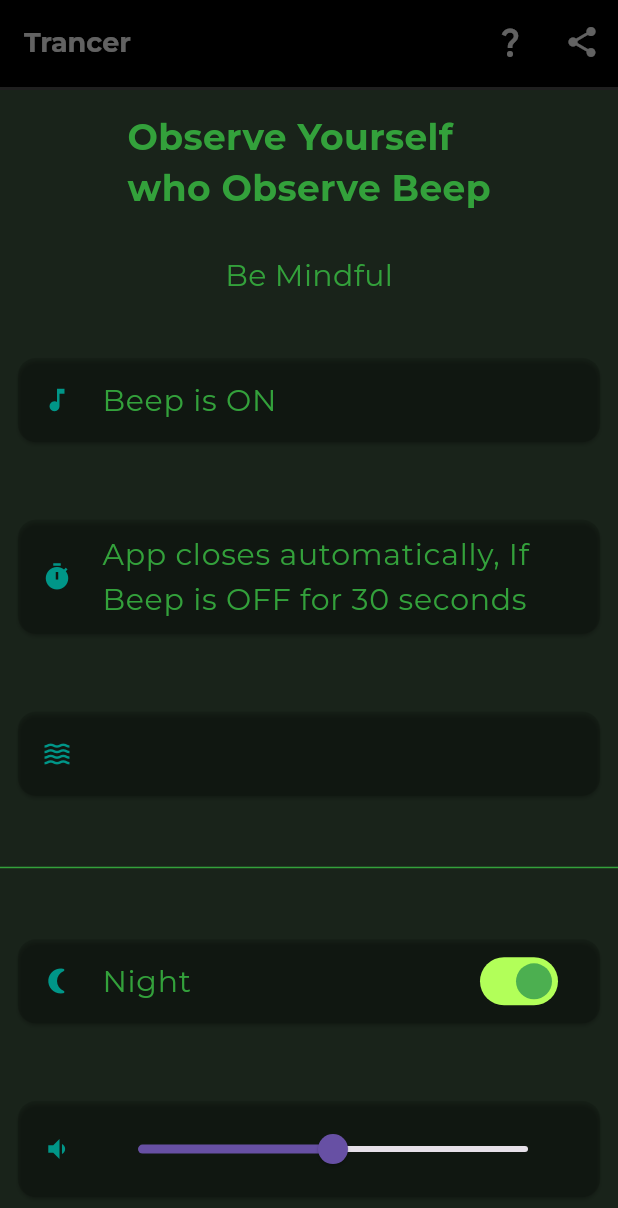
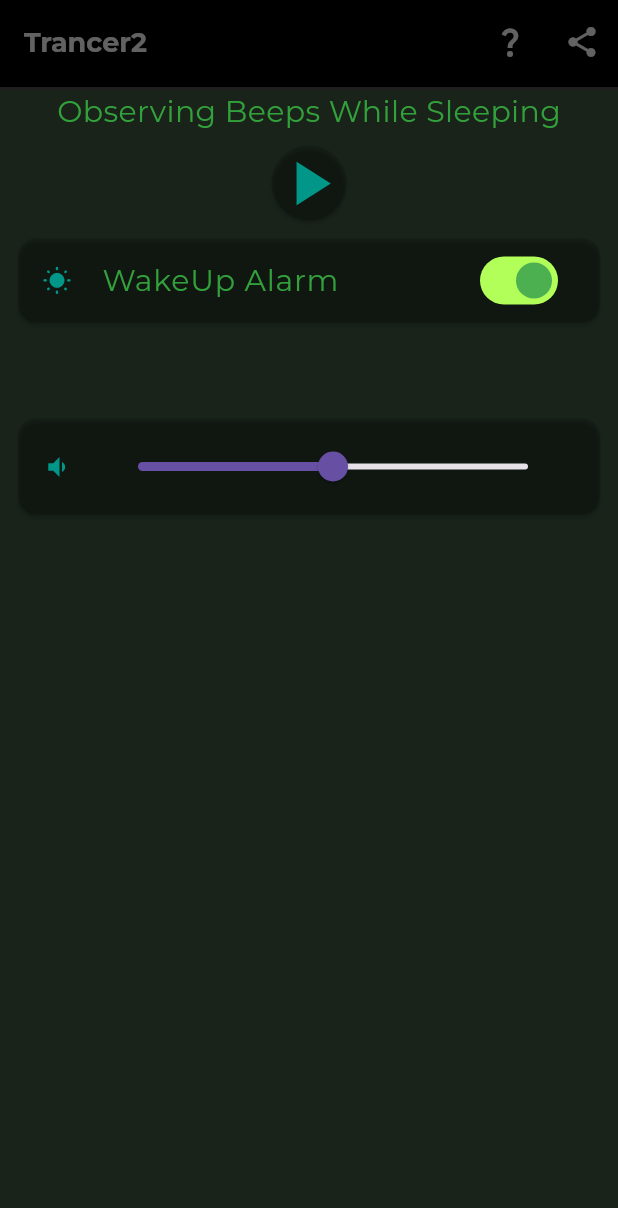
Before and after one commit to zendoclab/trancerweb, a Flutter app: the screen it shows after launch, on a phone screen of 412 x 824 dp. Shown: the top 1208 px of the screen. Run offline on Flutter 3.47's test engine with Material 2 defaults, Android fonts, the light colour scheme and no system bars; our stand-ins replace audioplayers, google_fonts, share_plus, wakelock; missing offline and left inert: shake.

Commit message:
ver2 start

```diff
--- a/lib/main.dart
+++ b/lib/main.dart
@@ -76,7 +76,7 @@
           height: 2.0,
         )),
     centerTitle: false,
-    title: Text((locale.languageCode=='ko' ? '트랜서' : 'Trancer'),
+    title: Text((locale.languageCode=='ko' ? '트랜서2' : 'Trancer2'),
         style: const TextStyle(
             color: Colors.white38, fontSize: 18, fontWeight: FontWeight.bold)),
     automaticallyImplyLeading: false,
@@ -86,7 +86,7 @@
       actions: <Widget>[
         IconButton(onPressed: () {_launchUrl();}, icon: const Icon(Icons.question_mark, color: Colors.white38)),
         IconButton(onPressed: () {
-          locale.languageCode=='ko' ? Share.share('트랜서 – 입면 & 창의력 – https://zendoclab.github.io/trancer2/#/') : Share.share('Trancer – Hypnagogia & Creativity – https://zendoclab.github.io/trancer2/#/');
+          locale.languageCode=='ko' ? Share.share(subject: '트랜서2','입면 & 창의력 – https://zendoclab.github.io/trancer2/#/') : Share.share(subject: 'Trancer2','Hypnagogia & Creativity – https://zendoclab.github.io/trancer2/#/');
         }, icon: const Icon(Icons.share, color: Colors.white38))
       ]);
 }
@@ -121,11 +121,15 @@
 class _MyHomePageState extends State<MyHomePage> with SingleTickerProviderStateMixin {
   late Animation<double> animation;
   late AnimationController controller;
+  late Locale locale;
+  bool _isStarted = false;
   bool _isPlaying = true;
+  bool firstBeep = false;
   bool beepStopped = false;
   int beepStopTime = 0;
   int shaken = 0;
   int fivesec = 3;
+
 
   @override
   void initState() {
@@ -139,43 +143,43 @@
       ..addStatusListener((status) async {
         if (status == AnimationStatus.completed) {
           print("$beepStopped");
+          print("$beepStopTime");
           print("$fivesec");
-          fivesec += 1;
-          if (fivesec >= (forNight ? 5 : 4)) {
-            if (rand.nextInt((forNight ? 7 : 5)) == 1) {
+          print("$firstBeep");
+          if(_isStarted && !beepStopped) { fivesec += 1; }
+          if (fivesec >= 3) {
+            if ((rand.nextInt(5) == 1) && firstBeep) {
               // 여기에서 컨트롤러 고/스탑 by 셰이크
               setState(() {
                 beepStopped = true;
               });
             }
+            firstBeep = true;
           }
 
           if (beepStopTime == 30) {
             // 깨우기
-            if(!forNight) {
-            await player.play(AssetSource('alarm.mp3'),
+            if(forNight) {
+                await player.play(AssetSource('alarm.mp3'),
                 mode: PlayerMode.mediaPlayer, volume: 1.0); }
-          }
-
-          if (beepStopTime == 60) {
-            // 앱종료
-            controller.stop();
-            detector.stopListening();
-            Wakelock.toggle(enable: false);
-            SystemChannels.platform.invokeMethod('SystemNavigator.pop');
+            else {
+              Wakelock.toggle(enable: false);
+              SystemChannels.platform.invokeMethod('SystemNavigator.pop');
+            }
           }
 
           controller.reverse();
         } else if (status == AnimationStatus.dismissed) {
           controller.forward();
-          if (beepStopped == true) {
+          if (beepStopped == true && _isStarted) {
             setState(() {
-              beepStopTime += 1;
+              if(beepStopTime<30) {
+              beepStopTime += 1; }
             });
           }
-          if (fivesec >= (forNight ? 5 : 4)) {
+          if (fivesec >= 3) {
             if (beepStopped == false) {
-              if(!forNight) { await player.play(AssetSource('beep.wav'),
+              if(_isStarted) { await player.play(AssetSource('beep.wav'),
                   mode: PlayerMode.lowLatency, volume: _val); }
             }
 
@@ -193,9 +197,11 @@
           setState(() {});
         }
       });
+
     controller.forward();
 
     detector = ShakeDetector.autoStart(onPhoneShake: () async {
+      ScaffoldMessenger.of(context).showSnackBar(locale.languageCode=='ko' ? const SnackBar(content: Text("흔들기 감지됨")) : const SnackBar(content: Text("Shake is Detected")));
       setState(() {
         beepStopped = false;
         beepStopTime = 0;
@@ -204,10 +210,8 @@
         }
         shaken = 50;
       });
-      if(!forNight) {
-      await player.play(AssetSource('beep.wav'),
-          mode: PlayerMode.lowLatency, volume: _val);
-      }
+      if(_isStarted) {await player.play(AssetSource('beep.wav'),
+          mode: PlayerMode.lowLatency, volume: _val); }
       // detector.stopListening();
     },
       minimumShakeCount: 1,
@@ -234,60 +238,48 @@
     Locale locale = View.of(context).platformDispatcher.locale;
     return Scaffold(
         appBar: trAppBar(context),
-        body: SafeArea(
+        body: SingleChildScrollView(
+            child:SafeArea(
             child: Center(
                 child: Column(
                     mainAxisAlignment: MainAxisAlignment.spaceAround,
                     children: <Widget>[
-                      Text(locale.languageCode=='ko' ? "비프음을 관찰하는\n당신을 관찰하세요" : "Observe Yourself\nwho Observe Beep",
-                          style: TrTextStyle('title')),
-                      Text(locale.languageCode=='ko' ? "마음챙김" : "Be Mindful",
+                      Text(locale.languageCode=='ko' ? "자면서 비프음 관찰하기" : "Observing Beeps While Sleeping",
                           style: TrTextStyle('body')),
+
+                      const SizedBox(height: 8.0),
+                      _isStarted ? ElevatedButton(onPressed: () {
+                        setState(() {
+                          _isStarted = !_isStarted;
+                          beepStopped = false;
+                          beepStopTime = 0;
+                          fivesec = 0;
+                          player.stop();
+                        });
+                      },
+                        style: ElevatedButton.styleFrom(
+                          backgroundColor: Colors.black12, shape: const CircleBorder(),
+                        ),
+                        child:
+                        const Icon(Icons.stop, color: Colors.teal, size: 50),
+                      ) : ElevatedButton(onPressed: () {
+                        setState(() {
+                          _isStarted = !_isStarted;
+                        });
+                      },
+                        style: ElevatedButton.styleFrom(
+                          backgroundColor: Colors.black12, shape: const CircleBorder(),
+                        ),
+                          child:
+                          const Icon(Icons.play_arrow, color: Colors.teal, size: 50),
+                          ),
+
+
                       Card(
                           color: Colors.black12,
                           margin: const EdgeInsets.all(12.0),
                           child: ListTile(
-                            leading:
-                            const Icon(Icons.music_note, color: Colors.teal, size: 20),
-                            title: Text(
-                                beepStopped
-                                    ? locale.languageCode=='ko' ? "비프음 중단" : "Beep is OFF"
-                                    : locale.languageCode=='ko' ? "비프음 진행" : "Beep is ON",
-                                style: TrTextStyle('body')),
-                          )),
-                      Card(
-                          color: Colors.black12,
-                          margin: const EdgeInsets.all(12.0),
-                          child: ListTile(
-                            leading: const Icon(Icons.timer, color: Colors.teal, size: 20),
-                            title: Text(
-                                !beepStopped
-                                    ? locale.languageCode=='ko' ? "비프음 중단이 30초 이상 되면, 앱은 자동으로 종료됩니다" : "App closes automatically, If Beep is OFF for 30 seconds"
-                                    : locale.languageCode=='ko' ? '${30 - beepStopTime} ' +
-                                     "초 남았습니다 앱종료까지, 비프음을 진행하려면 기기를 살짝 흔들어요" : '${30 - beepStopTime} ' + "seconds Remain Before App closes, Shake Device A Little To Continue",
-                                style: TrTextStyle('body')),
-                          )),
-                      Card(
-                          color: Colors.black12,
-                          margin: const EdgeInsets.all(12.0),
-                          child: ListTile(
-                            leading: const Icon(Icons.waves, color: Colors.teal, size: 20),
-                            title: Text(
-                                shaken == 0
-                                    ? ''
-                                    : locale.languageCode=='ko' ? "흔들기 감지됨" : "Shake is Detected",
-                                style: TrTextStyle('body')),
-                          )),
-                      const Divider(
-                        // height: 100,
-                        thickness: 1,
-                        color: Color.fromARGB(255, 51, 161, 59),
-                      ),
-                      Card(
-                          color: Colors.black12,
-                          margin: const EdgeInsets.all(12.0),
-                          child: ListTile(
-                            leading: !forNight
+                            leading: forNight
                                 ? const Icon(Icons.wb_sunny_rounded,
                                 color: Colors.teal, size: 20)
                                 : const Icon(Icons.nightlight_round,
@@ -303,11 +295,37 @@
                               activeColor: Colors.green,
                             ),
                             title: Text(
-                                forNight
-                                    ? locale.languageCode=='ko' ? '밤' : 'Night'
-                                    : locale.languageCode=='ko' ? '낮' : 'Day',
+                                locale.languageCode=='ko' ? '깨우기 알람' : 'WakeUp Alarm',
                                 style: TrTextStyle('body')),
                           )),
+                      _isStarted ?
+                      Card(
+                          color: Colors.black12,
+                          margin: const EdgeInsets.all(12.0),
+                          child: ListTile(
+                            leading:
+                            const Icon(Icons.music_note, color: Colors.teal, size: 20),
+                            title: Text(
+                                beepStopped
+                                    ? locale.languageCode=='ko' ? "비프음 중단됨" : "Beep is STOPPED"
+                                    : locale.languageCode=='ko' ? "비프음 진행중" : "Beep is ONGOING",
+                                style: TrTextStyle('body')),
+                          )) : const Text(""),
+                      _isStarted ?
+                      Card(
+                          color: Colors.black12,
+                          margin: const EdgeInsets.all(12.0),
+                          child: ListTile(
+                            leading: const Icon(Icons.timer, color: Colors.teal, size: 20),
+                            title: Text(
+                                !beepStopped
+                                    ? locale.languageCode=='ko' ? "비프음이 중단되면 폰을 흔드세요. 다시 진행!" : "Shake the phone when the beep stops. Go Again!"
+                                    : forNight ? locale.languageCode=='ko' ? '${30 - beepStopTime} ' +
+                                     "초 뒤 깨우기 알람이 시작됩니다. 흔드세요!" : 'Atfer ${30 - beepStopTime}s, ' + "Wakeup Alarm will starts. Shake!" :
+                                locale.languageCode=='ko' ? '${30 - beepStopTime} ' +
+                                    "초 뒤 앱이 종료 됩니다. 흔드세요!" : 'Atfer ${30 - beepStopTime}s, ' + "App will closes. Shake!",
+                                style: TrTextStyle('body')),
+                          )) : const Text(""),
                       Card(
                           color: Colors.black12,
                           margin: const EdgeInsets.all(12.0),
@@ -334,6 +352,6 @@
                  */
                                     print("val:${val}");
                                   }))),
-                    ]))));
+                    ])))) );
   }
 }
```
